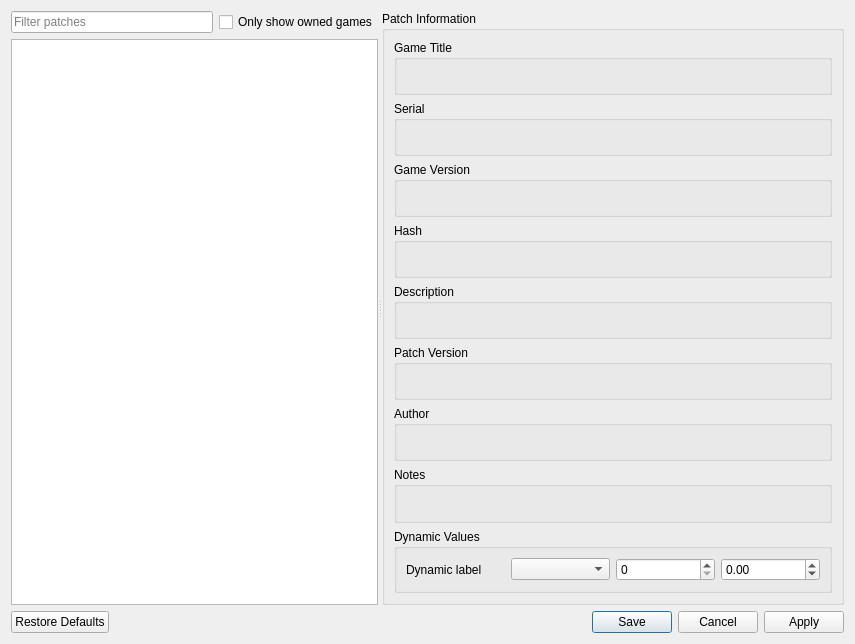
Before: the Qt Designer form rpcs3/rpcs3qt/patch_manager_dialog.ui in RPCS3/rpcs3, drawn with Qt 5.
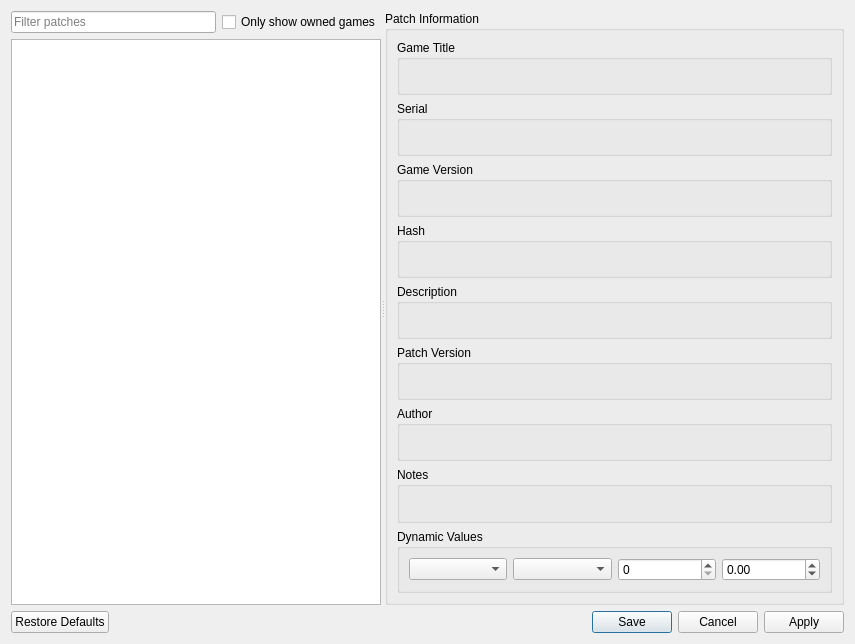
After: the same form once the commit is applied.

Commit message: patch_manager: allow multiple dynamic values

Patch:
```diff
--- a/rpcs3/rpcs3qt/patch_manager_dialog.ui
+++ b/rpcs3/rpcs3qt/patch_manager_dialog.ui
@@ -265,14 +265,18 @@
              </property>
              <layout class="QHBoxLayout" name="horizontalLayout">
               <item>
-               <widget class="QLabel" name="dynamic_label">
-                <property name="text">
-                 <string>Dynamic label</string>
+               <widget class="QComboBox" name="dynamic_selector">
+                <property name="placeholderText">
+                 <string>N/A</string>
                 </property>
                </widget>
               </item>
               <item>
-               <widget class="QComboBox" name="dynamic_combo_box"/>
+               <widget class="QComboBox" name="dynamic_combo_box">
+                <property name="placeholderText">
+                 <string>N/A</string>
+                </property>
+               </widget>
               </item>
               <item>
                <widget class="QSpinBox" name="dynamic_spin_box"/>
```
The commit also changes 2 other files.
